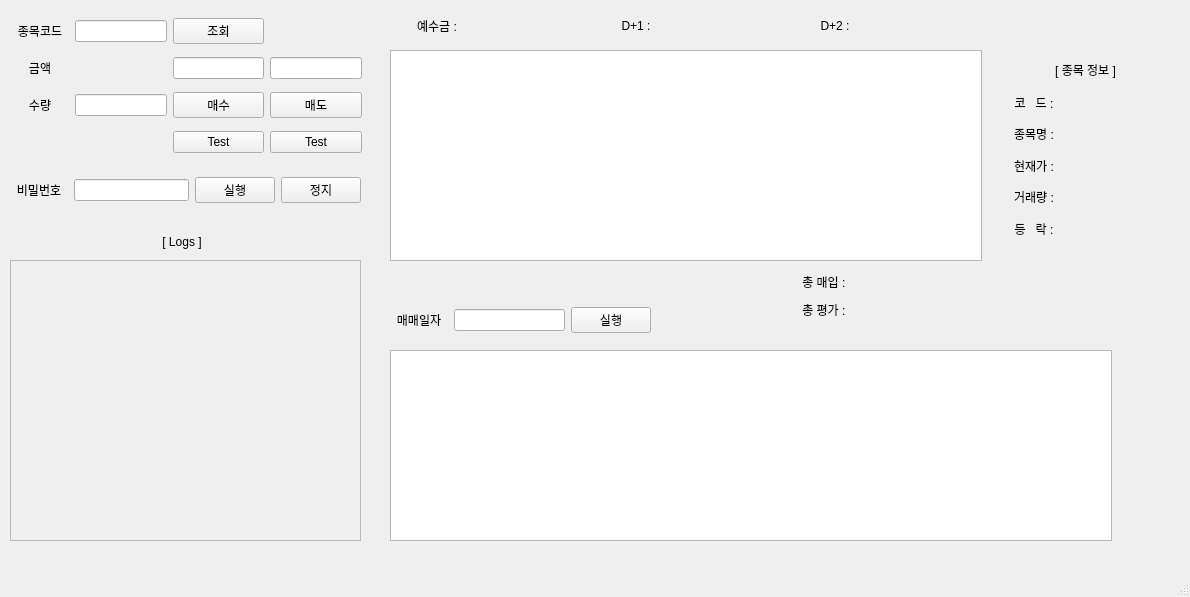
Above: KIWOOM/interface.ui from naikiki87/python before the change. Below: the same form after it.
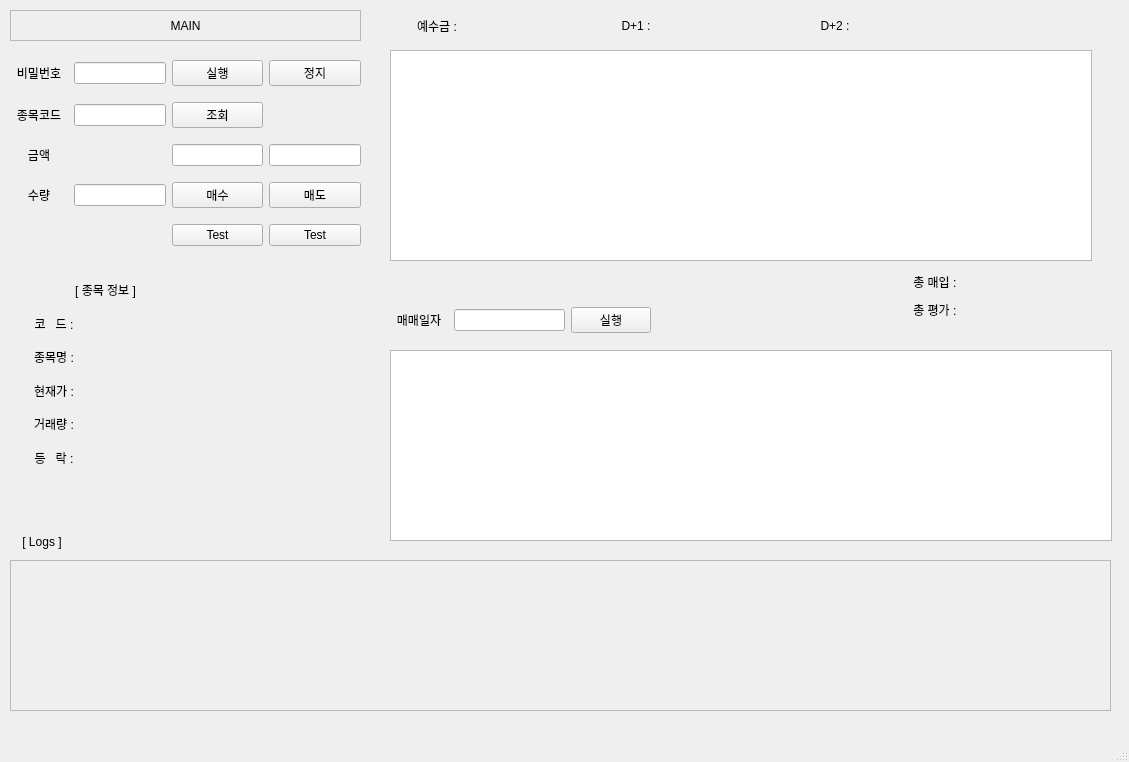
That is the form after the change.

```diff
--- a/KIWOOM/interface.ui
+++ b/KIWOOM/interface.ui
@@ -6,66 +6,20 @@
    <rect>
     <x>0</x>
     <y>0</y>
-    <width>1190</width>
-    <height>597</height>
+    <width>1129</width>
+    <height>762</height>
    </rect>
   </property>
   <property name="windowTitle">
    <string>MainWindow</string>
   </property>
   <widget class="QWidget" name="centralwidget">
-   <widget class="QWidget" name="gridLayoutWidget">
-    <property name="geometry">
-     <rect>
-      <x>10</x>
-      <y>170</y>
-      <width>351</width>
-      <height>41</height>
-     </rect>
-    </property>
-    <layout class="QGridLayout" name="gridLayout_3">
-     <item row="0" column="0">
-      <widget class="QLabel" name="label_6">
-       <property name="enabled">
-        <bool>true</bool>
-       </property>
-       <property name="text">
-        <string>  비밀번호  </string>
-       </property>
-       <property name="alignment">
-        <set>Qt::AlignCenter</set>
-       </property>
-      </widget>
-     </item>
-     <item row="0" column="1">
-      <widget class="QLineEdit" name="input_acc_pw">
-       <property name="echoMode">
-        <enum>QLineEdit::Password</enum>
-       </property>
-      </widget>
-     </item>
-     <item row="0" column="2">
-      <widget class="QPushButton" name="btn_START">
-       <property name="text">
-        <string>실행</string>
-       </property>
-      </widget>
-     </item>
-     <item row="0" column="3">
-      <widget class="QPushButton" name="btn_STOP">
-       <property name="text">
-        <string>정지</string>
-       </property>
-      </widget>
-     </item>
-    </layout>
-   </widget>
    <widget class="QTableWidget" name="table_summary">
     <property name="geometry">
      <rect>
       <x>390</x>
       <y>50</y>
-      <width>592</width>
+      <width>702</width>
       <height>211</height>
      </rect>
     </property>
@@ -148,10 +102,10 @@
    <widget class="QWidget" name="layoutWidget">
     <property name="geometry">
      <rect>
-      <x>990</x>
-      <y>90</y>
+      <x>10</x>
+      <y>310</y>
       <width>181</width>
-      <height>151</height>
+      <height>161</height>
      </rect>
     </property>
     <layout class="QGridLayout" name="gridLayout_2">
@@ -281,8 +235,8 @@
     </property>
     <property name="geometry">
      <rect>
-      <x>1040</x>
-      <y>60</y>
+      <x>60</x>
+      <y>280</y>
       <width>91</width>
       <height>20</height>
      </rect>
@@ -316,8 +270,8 @@
     </property>
     <property name="geometry">
      <rect>
-      <x>150</x>
-      <y>230</y>
+      <x>10</x>
+      <y>530</y>
       <width>64</width>
       <height>23</height>
      </rect>
@@ -335,8 +289,8 @@
     </property>
     <property name="geometry">
      <rect>
-      <x>300</x>
-      <y>220</y>
+      <x>990</x>
+      <y>10</y>
       <width>61</width>
       <height>25</height>
      </rect>
@@ -351,21 +305,24 @@
    <widget class="QWidget" name="layoutWidget">
     <property name="geometry">
      <rect>
-      <x>11</x>
-      <y>11</y>
+      <x>10</x>
+      <y>50</y>
       <width>351</width>
-      <height>151</height>
+      <height>211</height>
      </rect>
     </property>
     <layout class="QGridLayout" name="gridLayout">
-     <item row="0" column="1">
-      <widget class="QLineEdit" name="code_edit">
-       <property name="enabled">
-        <bool>true</bool>
+     <item row="4" column="3">
+      <widget class="QPushButton" name="btn_TEST">
+       <property name="text">
+        <string>Test</string>
        </property>
       </widget>
      </item>
-     <item row="2" column="2">
+     <item row="3" column="1">
+      <widget class="QLineEdit" name="buy_sell_count"/>
+     </item>
+     <item row="3" column="2">
       <widget class="QPushButton" name="btn_BUY">
        <property name="text">
         <string>매수</string>
@@ -373,16 +330,6 @@
       </widget>
      </item>
      <item row="2" column="0">
-      <widget class="QLabel" name="label_3">
-       <property name="text">
-        <string>수량</string>
-       </property>
-       <property name="alignment">
-        <set>Qt::AlignCenter</set>
-       </property>
-      </widget>
-     </item>
-     <item row="1" column="0">
       <widget class="QLabel" name="label_2">
        <property name="text">
         <string>금액</string>
@@ -392,14 +339,7 @@
        </property>
       </widget>
      </item>
-     <item row="2" column="3">
-      <widget class="QPushButton" name="btn_SELL">
-       <property name="text">
-        <string>매도</string>
-       </property>
-      </widget>
-     </item>
-     <item row="0" column="0">
+     <item row="1" column="0">
       <widget class="QLabel" name="label">
        <property name="enabled">
         <bool>true</bool>
@@ -412,45 +352,93 @@
        </property>
       </widget>
      </item>
-     <item row="2" column="1">
-      <widget class="QLineEdit" name="buy_sell_count"/>
-     </item>
-     <item row="0" column="2">
-      <widget class="QPushButton" name="btn_ITEM_LOOKUP">
+     <item row="3" column="0">
+      <widget class="QLabel" name="label_3">
        <property name="text">
-        <string>조회</string>
+        <string>수량</string>
+       </property>
+       <property name="alignment">
+        <set>Qt::AlignCenter</set>
        </property>
       </widget>
      </item>
      <item row="3" column="3">
-      <widget class="QPushButton" name="btn_TEST">
+      <widget class="QPushButton" name="btn_SELL">
        <property name="text">
-        <string>Test</string>
+        <string>매도</string>
        </property>
       </widget>
      </item>
      <item row="1" column="2">
+      <widget class="QPushButton" name="btn_ITEM_LOOKUP">
+       <property name="text">
+        <string>조회</string>
+       </property>
+      </widget>
+     </item>
+     <item row="2" column="2">
       <widget class="QLineEdit" name="wid_buy_price"/>
      </item>
-     <item row="1" column="3">
+     <item row="2" column="3">
       <widget class="QLineEdit" name="wid_sell_price"/>
      </item>
-     <item row="3" column="2">
+     <item row="4" column="2">
       <widget class="QPushButton" name="btn_TEST_2">
        <property name="text">
         <string>Test</string>
        </property>
       </widget>
      </item>
+     <item row="1" column="1">
+      <widget class="QLineEdit" name="code_edit">
+       <property name="enabled">
+        <bool>true</bool>
+       </property>
+      </widget>
+     </item>
+     <item row="0" column="0">
+      <widget class="QLabel" name="label_18">
+       <property name="enabled">
+        <bool>true</bool>
+       </property>
+       <property name="text">
+        <string>  비밀번호  </string>
+       </property>
+       <property name="alignment">
+        <set>Qt::AlignCenter</set>
+       </property>
+      </widget>
+     </item>
+     <item row="0" column="2">
+      <widget class="QPushButton" name="btn_START">
+       <property name="text">
+        <string>실행</string>
+       </property>
+      </widget>
+     </item>
+     <item row="0" column="3">
+      <widget class="QPushButton" name="btn_STOP">
+       <property name="text">
+        <string>정지</string>
+       </property>
+      </widget>
+     </item>
+     <item row="0" column="1">
+      <widget class="QLineEdit" name="input_acc_pw">
+       <property name="echoMode">
+        <enum>QLineEdit::Password</enum>
+       </property>
+      </widget>
+     </item>
     </layout>
    </widget>
    <widget class="QSplitter" name="splitter">
     <property name="geometry">
      <rect>
       <x>10</x>
-      <y>260</y>
-      <width>351</width>
-      <height>281</height>
+      <y>560</y>
+      <width>1101</width>
+      <height>151</height>
      </rect>
     </property>
     <property name="orientation">
@@ -555,7 +543,7 @@
    <widget class="QWidget" name="gridLayoutWidget_5">
     <property name="geometry">
      <rect>
-      <x>769</x>
+      <x>880</x>
       <y>270</y>
       <width>211</width>
       <height>51</height>
@@ -616,6 +604,28 @@
      </item>
     </layout>
    </widget>
+   <widget class="QLabel" name="label_6">
+    <property name="enabled">
+     <bool>true</bool>
+    </property>
+    <property name="geometry">
+     <rect>
+      <x>10</x>
+      <y>10</y>
+      <width>351</width>
+      <height>31</height>
+     </rect>
+    </property>
+    <property name="frameShape">
+     <enum>QFrame::StyledPanel</enum>
+    </property>
+    <property name="text">
+     <string>MAIN</string>
+    </property>
+    <property name="alignment">
+     <set>Qt::AlignCenter</set>
+    </property>
+   </widget>
   </widget>
   <widget class="QMenuBar" name="menubar">
    <property name="geometry">
```
Left out of the diff: 106 changed lines with no effect on the pictures.
